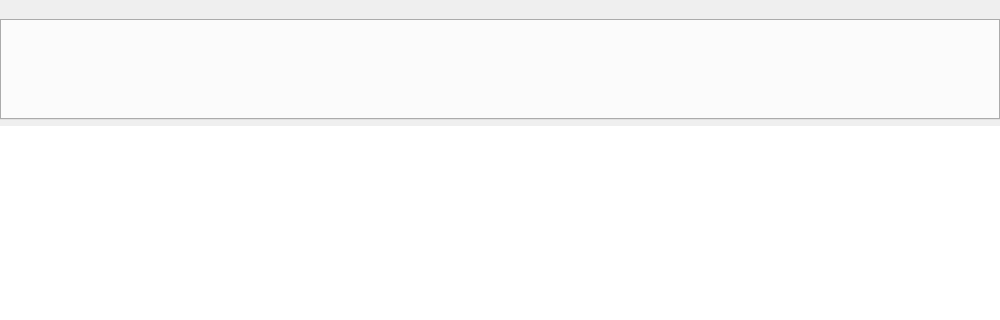
Before: the Qt Designer form mainwindow.ui in dudghks/senior-capstone, drawn with Qt 5; both pictures show x 0 to 1000 and y 0 to 320 of the 1000 by 750 pixel window.
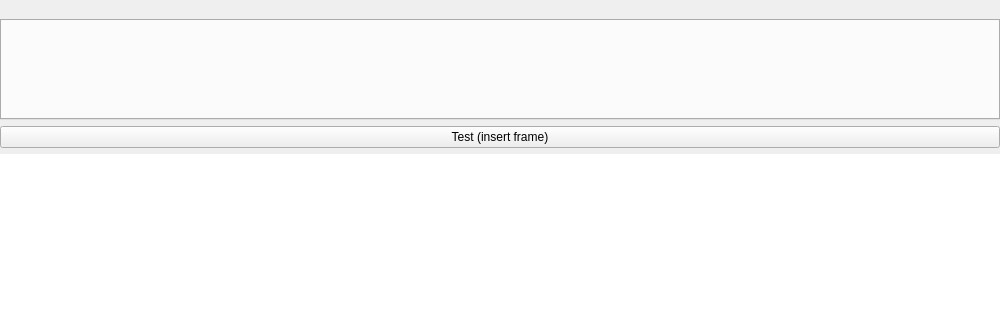
After: the same form once the commit is applied. The open tabs and pages were chosen to show the change. Icons and pictures are not drawn. Custom widgets are drawn as their Qt base class.

```diff
--- a/mainwindow.ui
+++ b/mainwindow.ui
@@ -14,10 +14,7 @@
    <string>MainWindow</string>
   </property>
   <widget class="QWidget" name="centralwidget">
-   <layout class="QVBoxLayout" name="verticalLayout_2">
-    <property name="spacing">
-     <number>0</number>
-    </property>
+   <layout class="QGridLayout" name="gridLayout">
     <property name="leftMargin">
      <number>0</number>
     </property>
@@ -30,7 +27,7 @@
     <property name="bottomMargin">
      <number>0</number>
     </property>
-    <item>
+    <item row="0" column="0">
      <widget class="QStackedWidget" name="stackedWidget">
       <property name="sizePolicy">
        <sizepolicy hsizetype="Ignored" vsizetype="Ignored">
@@ -350,10 +347,7 @@
        </widget>
       </widget>
       <widget class="QWidget" name="documentPage">
-       <layout class="QHBoxLayout" name="horizontalLayout">
-        <property name="spacing">
-         <number>0</number>
-        </property>
+       <layout class="QGridLayout" name="gridLayout_2">
         <property name="leftMargin">
          <number>0</number>
         </property>
@@ -366,7 +360,7 @@
         <property name="bottomMargin">
          <number>0</number>
         </property>
-        <item>
+        <item row="1" column="0">
          <widget class="BlockTextEdit" name="textEdit">
           <property name="sizePolicy">
            <sizepolicy hsizetype="Expanding" vsizetype="Expanding">
@@ -400,6 +394,13 @@
           </property>
          </widget>
         </item>
+        <item row="0" column="0">
+         <widget class="QPushButton" name="testPushButton">
+          <property name="text">
+           <string>Test (insert frame)</string>
+          </property>
+         </widget>
+        </item>
        </layout>
       </widget>
      </widget>
```
Left out of the diff: 2 changed lines with no effect on the pictures.
